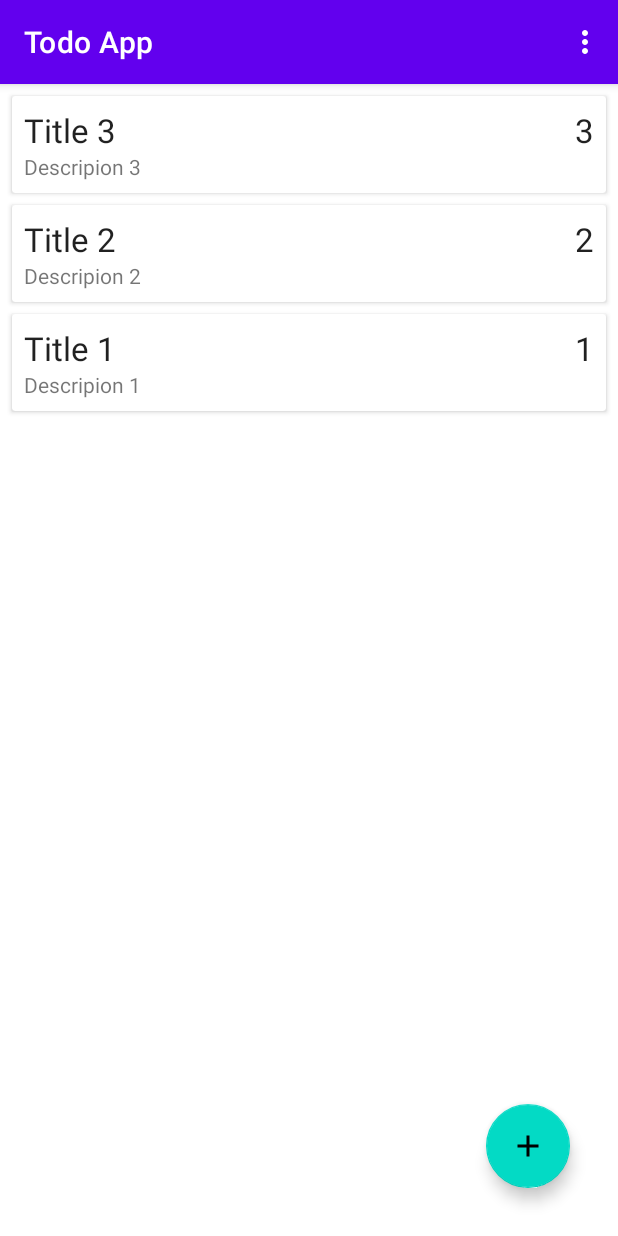
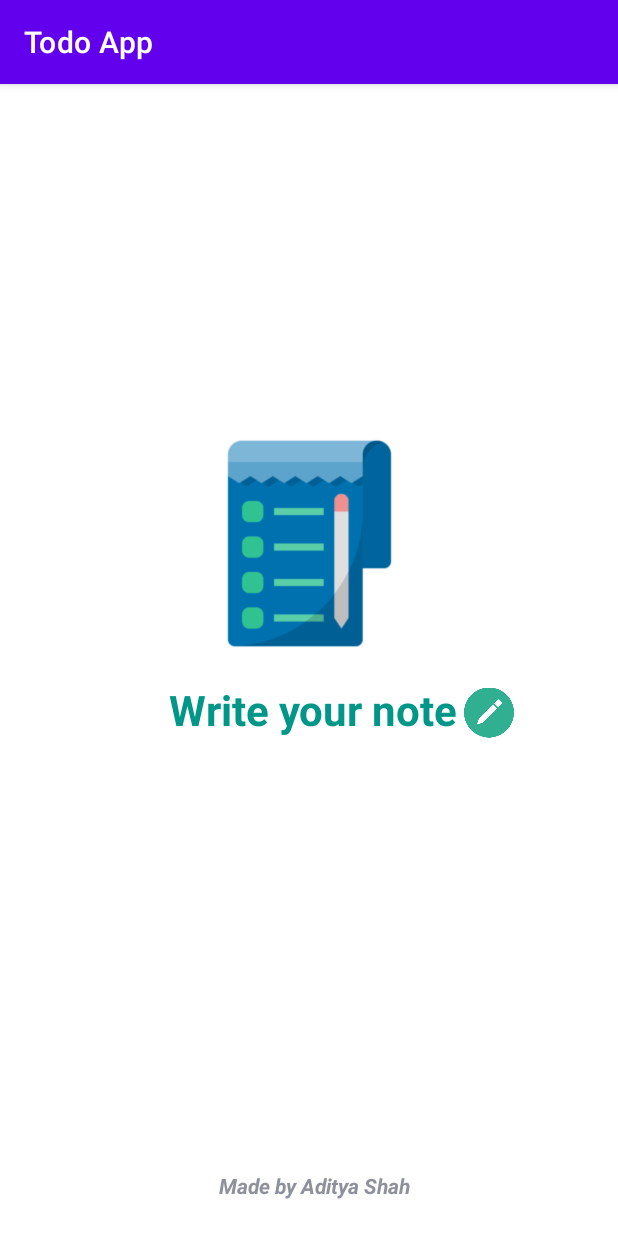
Before and after one commit to Adityashah1999/TodoApp, an Android app: the first screen one second after launch (MainActivity before the commit, SplashSreen after it), on a phone screen of 412 x 824 dp. Run offline under Robolectric (Android 15) with nearby library versions, the phone set to English and light mode, and no system bars.

Commit message:
splash screen created.

```diff
--- a/app/src/main/AndroidManifest.xml
+++ b/app/src/main/AndroidManifest.xml
@@ -9,12 +9,15 @@
         android:roundIcon="@mipmap/ic_launcher_round"
         android:supportsRtl="true"
         android:theme="@style/Theme.TodoApp">
-        <activity android:name=".MainActivity" android:launchMode="singleTop">
-            <intent-filter>
-                <action android:name="android.intent.action.MAIN" />
+        <activity android:name=".SplashSreen">  <intent-filter>
+            <action android:name="android.intent.action.MAIN" />
 
-                <category android:name="android.intent.category.LAUNCHER" />
-            </intent-filter>
+            <category android:name="android.intent.category.LAUNCHER" />
+        </intent-filter></activity>
+        <activity
+            android:name=".MainActivity"
+            android:launchMode="singleTop">
+
         </activity>
         <activity
             android:name=".AddEditNoteActivity"
--- /dev/null
+++ b/app/src/main/java/com/aditya/todoapp/SplashSreen.java
@@ -0,0 +1,24 @@
+package com.aditya.todoapp;
+
+import androidx.appcompat.app.AppCompatActivity;
+
+import android.content.Intent;
+import android.os.Bundle;
+import android.os.Handler;
+
+public class SplashSreen extends AppCompatActivity {
+
+    @Override
+    protected void onCreate(Bundle savedInstanceState) {
+        super.onCreate(savedInstanceState);
+        setContentView(R.layout.activity_splash_sreen);
+        new Handler().postDelayed(new Runnable() {
+            @Override
+            public void run() {
+                Intent i = new Intent(SplashSreen.this, MainActivity.class);
+                startActivity(i);
+                finish();
+            }
+        }, 1800);
+    }
+}
--- /dev/null
+++ b/app/src/main/res/layout/activity_splash_sreen.xml
@@ -0,0 +1,67 @@
+<?xml version="1.0" encoding="utf-8"?>
+<androidx.constraintlayout.widget.ConstraintLayout xmlns:android="http://schemas.android.com/apk/res/android"
+    xmlns:app="http://schemas.android.com/apk/res-auto"
+    xmlns:tools="http://schemas.android.com/tools"
+    android:layout_width="match_parent"
+    android:layout_height="match_parent"
+    android:textAlignment="center"
+    tools:context=".SplashSreen">
+
+    <ImageView
+        android:id="@+id/imageView"
+        android:layout_width="155dp"
+        android:layout_height="151dp"
+        android:src="@drawable/splash_logo"
+        app:layout_constraintBottom_toBottomOf="parent"
+        app:layout_constraintEnd_toEndOf="parent"
+        app:layout_constraintStart_toStartOf="parent"
+        app:layout_constraintTop_toTopOf="parent"
+        app:layout_constraintVertical_bias="0.374"
+        tools:ignore="ContentDescription" />
+
+    <TextView
+        android:id="@+id/madeBy"
+        android:layout_width="wrap_content"
+        android:layout_height="wrap_content"
+        android:layout_marginBottom="24dp"
+        android:text="@string/madeBy"
+        android:textAlignment="center"
+        android:textColor="#8E909C"
+        android:textSize="14sp"
+        android:textStyle="bold|italic"
+        app:layout_constraintBottom_toBottomOf="parent"
+        app:layout_constraintEnd_toEndOf="parent"
+        app:layout_constraintHorizontal_bias="0.513"
+        app:layout_constraintStart_toStartOf="parent" />
+
+    <TextView
+        android:id="@+id/moto"
+        android:layout_width="wrap_content"
+        android:layout_height="wrap_content"
+        android:text="@string/write_your_note"
+        android:textColor="#009688"
+        android:textColorHighlight="#FFFFFF"
+        android:textSize="28sp"
+        android:textStyle="bold"
+        app:layout_constraintBottom_toTopOf="@+id/madeBy"
+        app:layout_constraintEnd_toEndOf="parent"
+        app:layout_constraintHorizontal_bias="0.515"
+        app:layout_constraintStart_toStartOf="parent"
+        app:layout_constraintTop_toBottomOf="@+id/imageView"
+        app:layout_constraintVertical_bias="0.052" />
+
+    <ImageView
+        android:id="@+id/pencil"
+        android:layout_width="33dp"
+        android:layout_height="42dp"
+        android:layout_marginStart="4dp"
+        android:contentDescription="@string/pencillogo"
+        app:layout_constraintBottom_toBottomOf="parent"
+        app:layout_constraintEnd_toEndOf="parent"
+        app:layout_constraintHorizontal_bias="0.0"
+        app:layout_constraintStart_toEndOf="@+id/moto"
+        app:layout_constraintTop_toTopOf="@+id/moto"
+        app:layout_constraintVertical_bias="0.0"
+        app:srcCompat="@drawable/pencil" />
+
+</androidx.constraintlayout.widget.ConstraintLayout>
--- a/app/src/main/res/values/colors.xml
+++ b/app/src/main/res/values/colors.xml
@@ -7,4 +7,5 @@
     <color name="teal_700">#FF018786</color>
     <color name="black">#FF000000</color>
     <color name="white">#FFFFFFFF</color>
+    <color name="splashTxtColor">#545E98</color>
 </resources>
--- a/app/src/main/res/values/strings.xml
+++ b/app/src/main/res/values/strings.xml
@@ -9,4 +9,8 @@
     <string name="_1">1</string>
     <string name="title">Title</string>
     <string name="description">Description</string>
+    <string name="madeBy">Made by Aditya Shah</string>
+    <string name="todo">TODO</string>
+    <string name="write_your_note">Write your note</string>
+    <string name="pencillogo">pencilLogo</string>
 </resources>
```
Also changed, not shown: app/src/main/java/com/aditya/todoapp/MainActivity.java (+9 -10 lines), app/src/main/res/drawable-v24/pencil.png (added), app/src/main/res/drawable-v24/splash_logo.png (added).
